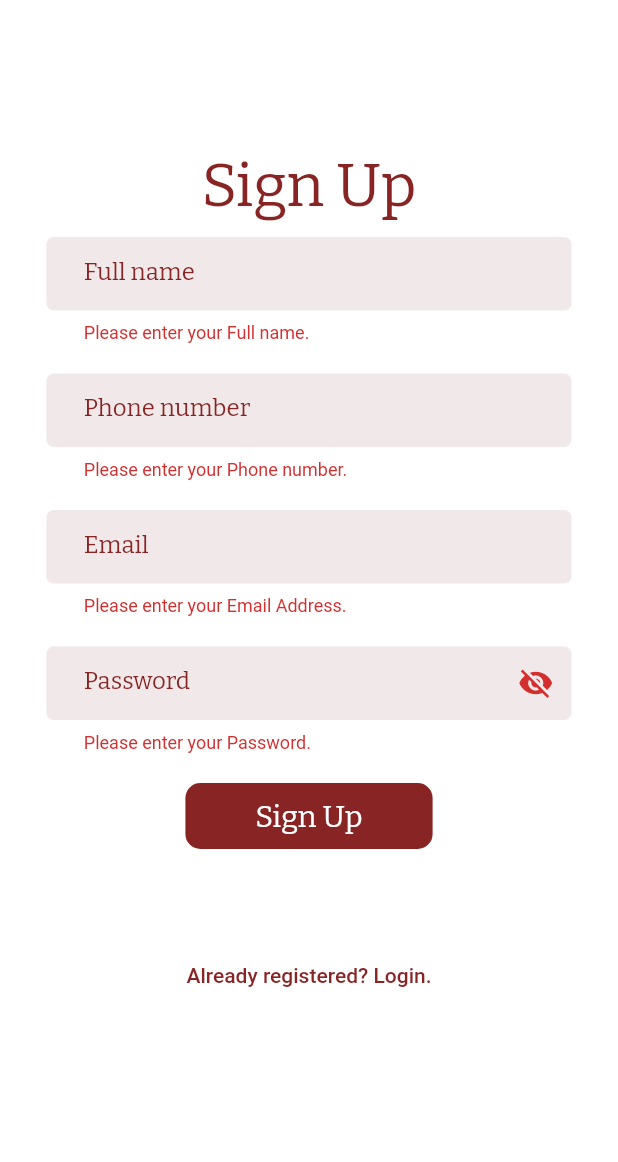
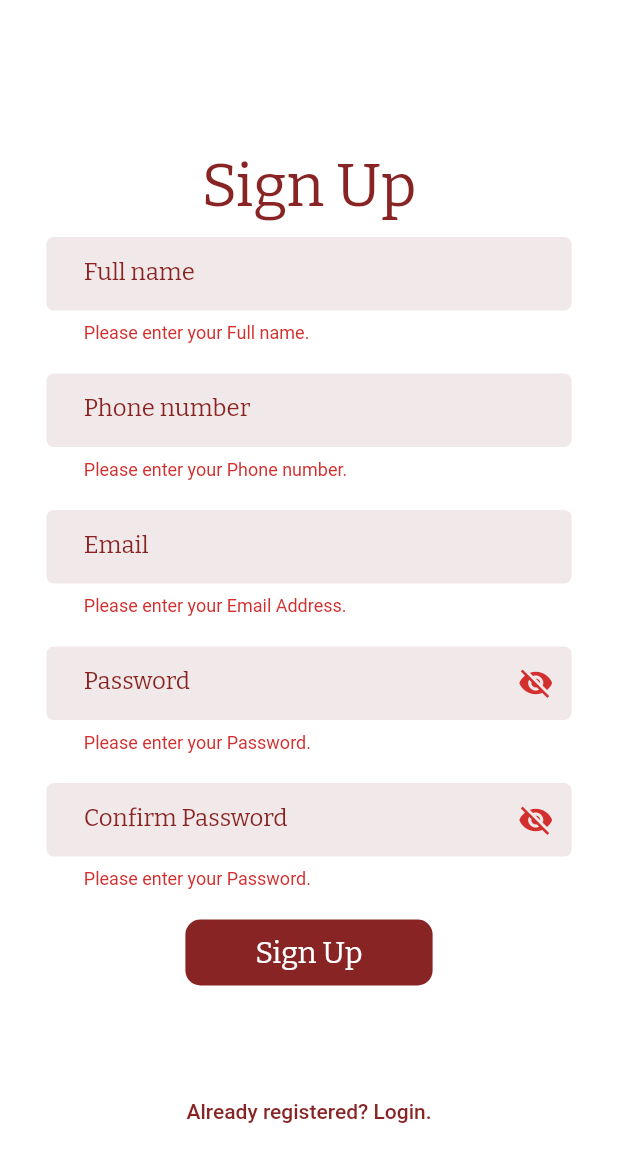
Before and after one commit to oshriyaa/Chinese_Language_Learning_Frontend_Flutter, a Flutter app: the SignUpPage screen opened directly, after a tap on "Sign Up", on a phone screen of 412 x 824 dp. Shown: the top 1162 px of the screen. Run offline on Flutter 3.47's test engine with Material 2 defaults, Android fonts, the phone set to English and light mode, and no system bars; our stand-ins replace audioplayers, dio, flutter_secure_storage; accounts and stored records are empty.

Commit message:
register error fixed

```diff
--- a/lib/presentation/screens/signup pages/signup_form.dart
+++ b/lib/presentation/screens/signup pages/signup_form.dart
@@ -1,6 +1,8 @@
+import 'package:chinese_learning/presentation/screens/dashboard/landing_screen.dart';
 import 'package:chinese_learning/presentation/screens/login%20pages/login_screen.dart';
 import 'package:chinese_learning/presentation/widgets/custom_textfield.dart';
 import 'package:flutter/material.dart';
+import '../../../network/api_service.dart';
 import '../../colors/colors.dart';
 import '../../widgets/custom_button.dart';
 import '../../widgets/validators.dart';
@@ -18,12 +20,16 @@ class _SignUpFormState extends State<SignUpForm> {
   final _phoneNumberController = TextEditingController();
   final _emailController = TextEditingController();
   final _passwordController = TextEditingController();
+  final _confirmPasswordController = TextEditingController();
 
   String? fullNameInput;
   String? numberImput;
   String? passwordInput;
+  String? confirmPasswordInput;
   String? emailInput;
   bool _obscureText = true;
+  bool? pressedLogin = false;
+  var registerResponse;
 
   @override
   void dispose() {
@@ -31,6 +37,7 @@ class _SignUpFormState extends State<SignUpForm> {
     _phoneNumberController.dispose();
     _emailController.dispose();
     _passwordController.dispose();
+    _confirmPasswordController.dispose();
     super.dispose();
   }
 
@@ -112,22 +119,109 @@ class _SignUpFormState extends State<SignUpForm> {
                 return TextValidator.passwordValidation(value);
               },
             ),
-            CustomFormButton(
-              buttonText: "Sign Up",
-              save: () {
-                if (_signUpKey.currentState!.validate()) {
-                  // print('Validated');
-                  _signUpKey.currentState!.save();
-                  Navigator.push(
-                    context,
-                    MaterialPageRoute(
-                      builder: (context) => const LoginScreen(),
-                    ),
-                  );
-                }
+            CustomTextField(
+              fieldHint: "Re-enter your password.",
+              fieldLabel: "Confirm Password",
+              controller: _confirmPasswordController,
+              suffixIcon: IconButton(
+                icon: Icon(
+                  _obscureText == true
+                      ? Icons.visibility_off
+                      : Icons.visibility,
+                ),
+                onPressed: () {
+                  // print('The eye visibility is working.');
+                  setState(() {
+                    _obscureText = !_obscureText;
+                  });
+                },
+              ),
+              obscure: _obscureText,
+              save: (value) {
+                passwordInput = value;
+              },
+              validation: (value) {
+                return TextValidator.passwordValidation(value);
               },
             ),
+            CustomFormButton(
+                buttonText: "Sign Up",
+                save: () {
+                  Register(context);
+                }),
           ],
         ));
   }
+
+  Register(BuildContext context) async {
+    print("2here");
+    if (_signUpKey.currentState!.validate()) {
+      print("1here");
+      _signUpKey.currentState!.save();
+
+      setState(() {
+        pressedLogin = true;
+      });
+      print(pressedLogin);
+      print("1here");
+      registerResponse = await AuthService.register(
+          fullNameInput, numberImput, emailInput, passwordInput);
+      print('FIRST PRINT $registerResponse');
+      if (registerResponse==null) {
+        print("HERE AGAIN");
+         await showDialog(
+      context: context,
+      builder: (context) => AlertDialog(
+        title:  const Text('Error'),
+        content: const Text(
+                'Your register credentitals are invalid. Please check and try again.'),
+        actions: <Widget>[
+           TextButton(
+            onPressed: () {
+              Navigator.of(context, rootNavigator: true)
+                  .pop(); // dismisses only the dialog and returns nothing
+            },
+            child:  const Text('OK'),
+          ),
+        ],
+      ),
+    );
+      } else {
+        Navigator.push(
+            context, MaterialPageRoute(builder: (_) => LoginScreen()));
+      }
+
+      // print('ACCESS TOKEN = ${registerResponse['access_token']}');
+      //   print('REFRESH TOKEN = ${registerResponse["refresh_token"]}');
+
+
+    } else {
+      loginError(context);
+      pressedLogin = false;
+    }
+  }
+
+  loginError(BuildContext context) {
+    Widget okButton = TextButton(
+      child: Text("OK"),
+      onPressed: () {
+        Navigator.of(context).pop();
+      },
+    );
+
+    AlertDialog alert = AlertDialog(
+      title: Text("${registerResponse["status"].toUpperCase()}"),
+      content: Text("${registerResponse["message"]}"),
+      actions: [
+        okButton,
+      ],
+    );
+
+    showDialog(
+      context: context,
+      builder: (BuildContext context) {
+        return alert;
+      },
+    );
+  }
 }
--- a/lib/presentation/screens/signup pages/signup_screen.dart
+++ b/lib/presentation/screens/signup pages/signup_screen.dart
@@ -20,8 +20,8 @@ class _SignUpPageState extends State<SignUpPage> {
         body: SingleChildScrollView(
           child: Column(
             children: [
-              Padding(
-                padding: const EdgeInsets.only(top: 100),
+              const Padding(
+                padding: EdgeInsets.only(top: 100),
                 child: Center(child: SignUpForm()),
               ),
               Padding(
@@ -31,7 +31,7 @@ class _SignUpPageState extends State<SignUpPage> {
                       Navigator.push(
                         context,
                         MaterialPageRoute(
-                          builder: (context) => LoginScreen(),
+                          builder: (context) => const LoginScreen(),
                         ),
                       );
                     },
@@ -46,4 +46,7 @@ class _SignUpPageState extends State<SignUpPage> {
       ),
     );
   }
+
+
+
 }
```
Also changed, not shown: lib/network/api_service.dart (+20 -26 lines), lib/presentation/screens/login pages/login_form.dart (+6 -16 lines).
